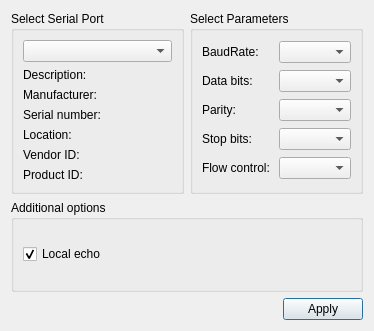
Qt form ros/catkin_ws/src/qt_app/ui/settingsdialog.ui (djl806943371/graduate_project) before a commit.
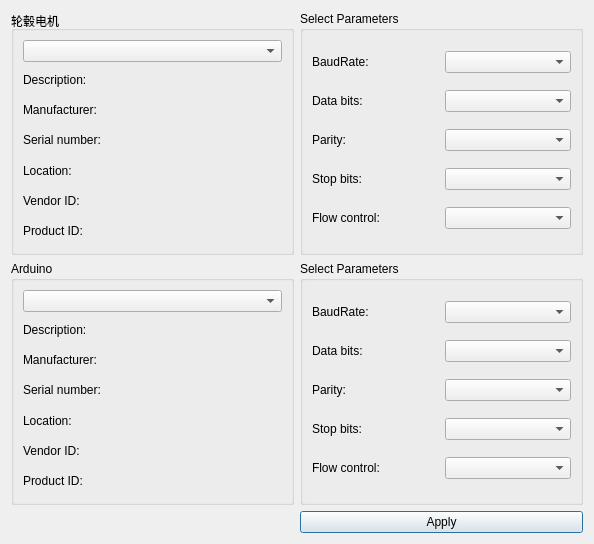
The same form after that commit.

Commit message: 实现跟arduino通信

Patch:
```diff
--- a/ros/catkin_ws/src/qt_app/ui/settingsdialog.ui
+++ b/ros/catkin_ws/src/qt_app/ui/settingsdialog.ui
@@ -6,14 +6,80 @@
    <rect>
     <x>0</x>
     <y>0</y>
-    <width>374</width>
-    <height>331</height>
+    <width>594</width>
+    <height>544</height>
    </rect>
   </property>
+  <property name="sizePolicy">
+   <sizepolicy hsizetype="Preferred" vsizetype="Preferred">
+    <horstretch>0</horstretch>
+    <verstretch>0</verstretch>
+   </sizepolicy>
+  </property>
   <property name="windowTitle">
    <string>Settings</string>
   </property>
-  <layout class="QGridLayout" name="gridLayout_3">
+  <layout class="QGridLayout" name="gridLayout_5" rowstretch="3,3,1" columnstretch="1,1">
+   <item row="0" column="0">
+    <widget class="QGroupBox" name="selectBox">
+     <property name="sizePolicy">
+      <sizepolicy hsizetype="Preferred" vsizetype="Preferred">
+       <horstretch>0</horstretch>
+       <verstretch>0</verstretch>
+      </sizepolicy>
+     </property>
+     <property name="title">
+      <string>轮毂电机</string>
+     </property>
+     <layout class="QGridLayout" name="gridLayout">
+      <item row="1" column="0">
+       <widget class="QLabel" name="descriptionLabel">
+        <property name="text">
+         <string>Description:</string>
+        </property>
+       </widget>
+      </item>
+      <item row="2" column="0">
+       <widget class="QLabel" name="manufacturerLabel">
+        <property name="text">
+         <string>Manufacturer:</string>
+        </property>
+       </widget>
+      </item>
+      <item row="4" column="0">
+       <widget class="QLabel" name="locationLabel">
+        <property name="text">
+         <string>Location:</string>
+        </property>
+       </widget>
+      </item>
+      <item row="3" column="0">
+       <widget class="QLabel" name="serialNumberLabel">
+        <property name="text">
+         <string>Serial number:</string>
+        </property>
+       </widget>
+      </item>
+      <item row="0" column="0">
+       <widget class="QComboBox" name="serialPortInfoListBox"/>
+      </item>
+      <item row="5" column="0">
+       <widget class="QLabel" name="vidLabel">
+        <property name="text">
+         <string>Vendor ID:</string>
+        </property>
+       </widget>
+      </item>
+      <item row="6" column="0">
+       <widget class="QLabel" name="pidLabel">
+        <property name="text">
+         <string>Product ID:</string>
+        </property>
+       </widget>
+      </item>
+     </layout>
+    </widget>
+   </item>
    <item row="0" column="1">
     <widget class="QGroupBox" name="parametersBox">
      <property name="title">
@@ -77,52 +143,52 @@
      </layout>
     </widget>
    </item>
-   <item row="0" column="0">
-    <widget class="QGroupBox" name="selectBox">
+   <item row="1" column="0">
+    <widget class="QGroupBox" name="selectBox_2">
      <property name="title">
-      <string>Select Serial Port</string>
+      <string>Arduino</string>
      </property>
-     <layout class="QGridLayout" name="gridLayout">
-      <item row="0" column="0">
-       <widget class="QComboBox" name="serialPortInfoListBox"/>
-      </item>
+     <layout class="QGridLayout" name="gridLayout_3">
       <item row="1" column="0">
-       <widget class="QLabel" name="descriptionLabel">
+       <widget class="QLabel" name="descriptionLabel_2">
         <property name="text">
          <string>Description:</string>
         </property>
        </widget>
       </item>
       <item row="2" column="0">
-       <widget class="QLabel" name="manufacturerLabel">
+       <widget class="QLabel" name="manufacturerLabel_2">
         <property name="text">
          <string>Manufacturer:</string>
         </property>
        </widget>
       </item>
-      <item row="3" column="0">
-       <widget class="QLabel" name="serialNumberLabel">
-        <property name="text">
-         <string>Serial number:</string>
-        </property>
-       </widget>
-      </item>
       <item row="4" column="0">
-       <widget class="QLabel" name="locationLabel">
+       <widget class="QLabel" name="locationLabel_2">
         <property name="text">
          <string>Location:</string>
         </property>
        </widget>
       </item>
+      <item row="3" column="0">
+       <widget class="QLabel" name="serialNumberLabel_2">
+        <property name="text">
+         <string>Serial number:</string>
+        </property>
+       </widget>
+      </item>
+      <item row="0" column="0">
+       <widget class="QComboBox" name="serialPortInfoListBox_2"/>
+      </item>
       <item row="5" column="0">
-       <widget class="QLabel" name="vidLabel">
+       <widget class="QLabel" name="vidLabel_2">
         <property name="text">
          <string>Vendor ID:</string>
         </property>
        </widget>
       </item>
       <item row="6" column="0">
-       <widget class="QLabel" name="pidLabel">
+       <widget class="QLabel" name="pidLabel_2">
         <property name="text">
          <string>Product ID:</string>
         </property>
@@ -131,49 +197,89 @@
      </layout>
     </widget>
    </item>
-   <item row="2" column="0" colspan="2">
-    <layout class="QHBoxLayout" name="horizontalLayout">
-     <item>
-      <spacer name="horizontalSpacer">
-       <property name="orientation">
-        <enum>Qt::Horizontal</enum>
-       </property>
-       <property name="sizeHint" stdset="0">
-        <size>
-         <width>96</width>
-         <height>20</height>
-        </size>
-       </property>
-      </spacer>
-     </item>
-     <item>
-      <widget class="QPushButton" name="applyButton">
-       <property name="text">
-        <string>Apply</string>
-       </property>
-      </widget>
-     </item>
-    </layout>
-   </item>
-   <item row="1" column="0" colspan="2">
-    <widget class="QGroupBox" name="additionalOptionsGroupBox">
+   <item row="1" column="1">
+    <widget class="QGroupBox" name="parametersBox_2">
      <property name="title">
-      <string>Additional options</string>
+      <string>Select Parameters</string>
      </property>
-     <layout class="QVBoxLayout" name="verticalLayout">
-      <item>
-       <widget class="QCheckBox" name="localEchoCheckBox">
+     <layout class="QGridLayout" name="gridLayout_4">
+      <item row="0" column="0">
+       <widget class="QLabel" name="baudRateLabel_2">
         <property name="text">
-         <string>Local echo</string>
+         <string>BaudRate:</string>
         </property>
-        <property name="checked">
-         <bool>true</bool>
+       </widget>
+      </item>
+      <item row="0" column="1">
+       <widget class="QComboBox" name="baudRateBox_2">
+        <property name="currentIndex">
+         <number>-1</number>
         </property>
        </widget>
       </item>
+      <item row="1" column="0">
+       <widget class="QLabel" name="dataBitsLabel_2">
+        <property name="text">
+         <string>Data bits:</string>
+        </property>
+       </widget>
+      </item>
+      <item row="1" column="1">
+       <widget class="QComboBox" name="dataBitsBox_2"/>
+      </item>
+      <item row="2" column="0">
+       <widget class="QLabel" name="parityLabel_2">
+        <property name="text">
+         <string>Parity:</string>
+        </property>
+       </widget>
+      </item>
+      <item row="2" column="1">
+       <widget class="QComboBox" name="parityBox_2"/>
+      </item>
+      <item row="3" column="0">
+       <widget class="QLabel" name="stopBitsLabel_2">
+        <property name="text">
+         <string>Stop bits:</string>
+        </property>
+       </widget>
+      </item>
+      <item row="3" column="1">
+       <widget class="QComboBox" name="stopBitsBox_2"/>
+      </item>
+      <item row="4" column="0">
+       <widget class="QLabel" name="flowControlLabel_2">
+        <property name="text">
+         <string>Flow control:</string>
+        </property>
+       </widget>
+      </item>
+      <item row="4" column="1">
+       <widget class="QComboBox" name="flowControlBox_2"/>
+      </item>
      </layout>
     </widget>
    </item>
+   <item row="2" column="0">
+    <spacer name="horizontalSpacer">
+     <property name="orientation">
+      <enum>Qt::Horizontal</enum>
+     </property>
+     <property name="sizeHint" stdset="0">
+      <size>
+       <width>282</width>
+       <height>22</height>
+      </size>
+     </property>
+    </spacer>
+   </item>
+   <item row="2" column="1">
+    <widget class="QPushButton" name="applyButton">
+     <property name="text">
+      <string>Apply</string>
+     </property>
+    </widget>
+   </item>
   </layout>
  </widget>
  <resources/>
```
The commit also changes 7 other files.
